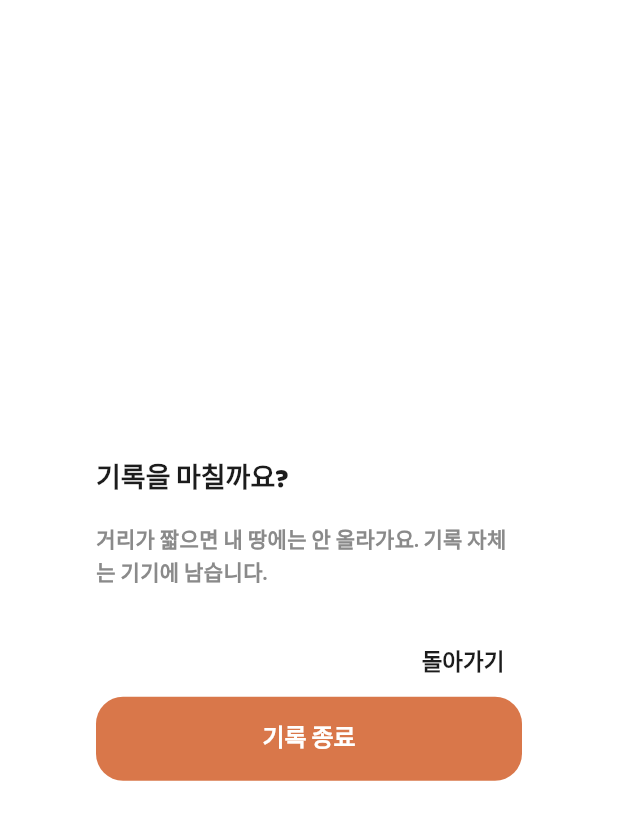
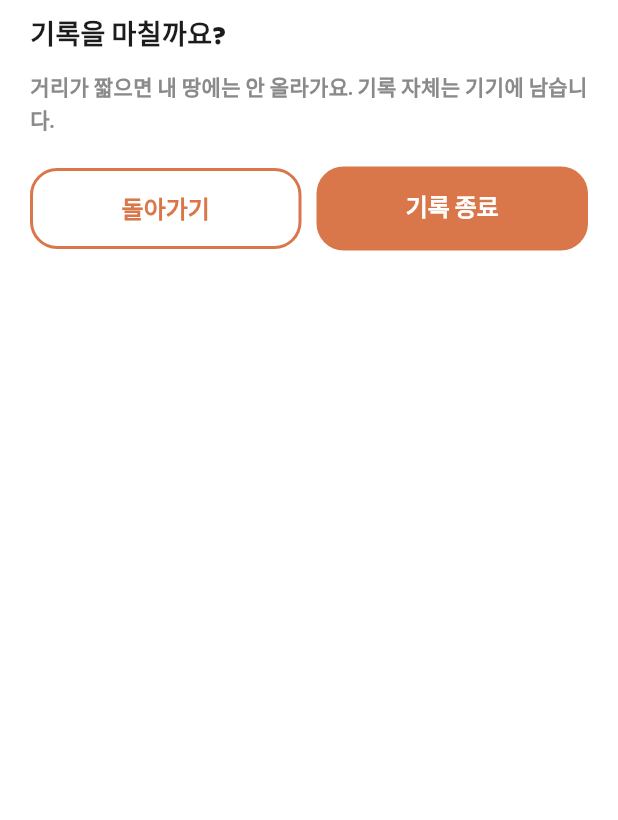
Before and after one commit to funexcloud/balmi, a Flutter app: the EndRecordingDialog widget shown alone on an empty page, opened directly with empty values, on a phone screen of 412 x 824 dp. Shown: the top 820 px of the screen. Run offline on Flutter 3.47's test engine with Material 3 defaults, Android fonts, the phone set to English and light mode, and no system bars; our stand-ins replace drift, flutter_local_notifications, flutter_map, flutter_tts, geolocator, latlong2 and 5 more; missing offline and left inert: flutter_foreground_task; accounts and stored records are empty; generated files the repository leaves out were written again; statements that could not run were skipped.

Commit message:
fix(ui): end recording confirm as Balmi bottom sheet
Convert 기록을 마칠까요? from centered AlertDialog to showBalmiSheet
(opaque dock cover). Replace right-aligned TextButton 돌아가기 with a
full-height outlined button beside 기록 종료.

Co-authored-by: 송지훈 / Jihoon Song <kwangrun.dev@gmail.com>

```diff
--- a/lib/widgets/end_recording_dialog.dart
+++ b/lib/widgets/end_recording_dialog.dart
@@ -3,14 +3,17 @@ import 'package:flutter/material.dart';
 import '../core/copy.dart';
 import '../core/theme.dart';
 import '../domain/engines/land_city.dart';
+import 'circle_action.dart';
 
+/// End-recording confirm as a Balmi bottom sheet (above the dock).
 class EndRecordingDialog extends StatelessWidget {
   const EndRecordingDialog({super.key, required this.distM});
 
   final double distM;
 
+  /// Returns `true` when the user confirms end; `false` / dismiss cancels.
   static Future<bool> confirm(BuildContext context, {required double distM}) async {
-    final ok = await showDialog<bool>(
+    final ok = await showBalmiSheet<bool>(
       context: context,
       builder: (ctx) => EndRecordingDialog(distM: distM),
     );
@@ -20,34 +23,43 @@ class EndRecordingDialog extends StatelessWidget {
   @override
   Widget build(BuildContext context) {
     final short = !qualifiesForLand(distM);
-    return AlertDialog(
-      backgroundColor: BalmiColors.surface,
-      shape: RoundedRectangleBorder(
-        borderRadius: BorderRadius.circular(BalmiTheme.cardRadius),
-      ),
-      title: Text(
+    return Padding(
+      padding: const EdgeInsets.fromLTRB(20, 8, 20, 20),
+      child: Column(
+        crossAxisAlignment: CrossAxisAlignment.stretch,
+        mainAxisSize: MainAxisSize.min,
+        children: [
+          Text(
             BalmiCopy.endConfirmTitle,
             style: BalmiTheme.body(size: 18, weight: FontWeight.w800),
           ),
-      content: short
-          ? Text(
+          if (short) ...[
+            const SizedBox(height: 10),
+            Text(
               BalmiCopy.endShortWalk,
               style: BalmiTheme.body(size: 14, color: BalmiColors.sub),
-            )
-          : null,
-      actions: [
-        TextButton(
+            ),
+          ],
+          const SizedBox(height: 20),
+          Row(
+            children: [
+              Expanded(
+                child: OutlinedButton(
                   onPressed: () => Navigator.pop(context, false),
-          child: Text(
-            BalmiCopy.endConfirmBack,
-            style: BalmiTheme.body(size: 15, weight: FontWeight.w800, color: BalmiColors.ink),
+                  child: const Text(BalmiCopy.endConfirmBack),
                 ),
               ),
-        FilledButton(
+              const SizedBox(width: 10),
+              Expanded(
+                child: FilledButton(
                   onPressed: () => Navigator.pop(context, true),
                   child: const Text(BalmiCopy.endConfirmYes),
                 ),
+              ),
             ],
+          ),
+        ],
+      ),
     );
   }
 }
```
Also changed, not shown: lib/widgets/circle_action.dart (+18 -4 lines), 1 other file. Lines whose indentation alone changed are shown as unchanged.
